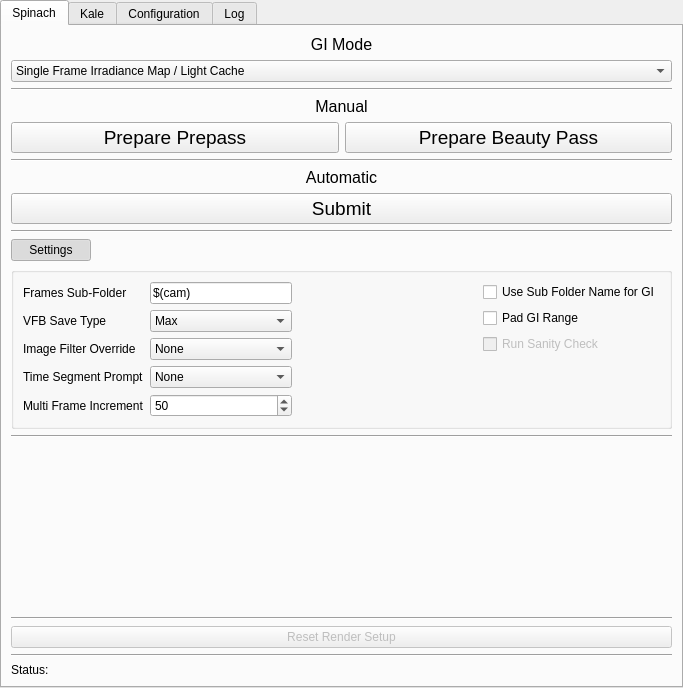
Above: renderFarmingMainWidget.ui from stephensmitchell-forks/renderFarming before the change. Below: the same form after it.
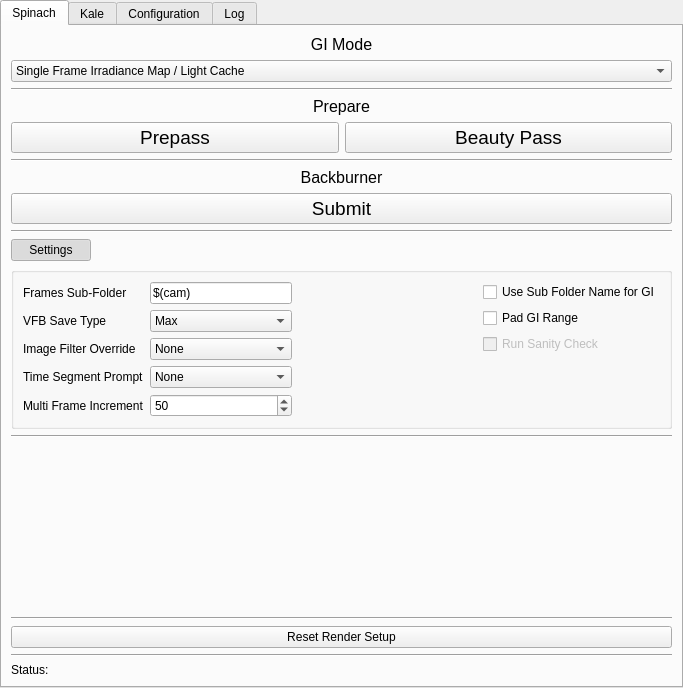
That is the form after the change.

Commit message: Implemented Reset Button Added more checks to Kale

Patch:
```diff
--- a/renderFarmingMainWidget.ui
+++ b/renderFarmingMainWidget.ui
@@ -114,7 +114,7 @@
        </font>
       </property>
       <property name="text">
-       <string>Manual</string>
+       <string>Prepare</string>
       </property>
       <property name="alignment">
        <set>Qt::AlignCenter</set>
@@ -140,7 +140,7 @@
          <string>&lt;html&gt;&lt;head/&gt;&lt;body&gt;&lt;p&gt;Re-configures the render settings to be able to pre-calculate Global Illumination&lt;/p&gt;&lt;/body&gt;&lt;/html&gt;</string>
         </property>
         <property name="text">
-         <string>Prepare Prepass</string>
+         <string>Prepass</string>
         </property>
         <property name="checkable">
          <bool>false</bool>
@@ -173,7 +173,7 @@
          <string>&lt;html&gt;&lt;head/&gt;&lt;body&gt;&lt;p&gt;Re-configures the render settings to send final image renders&lt;/p&gt;&lt;/body&gt;&lt;/html&gt;</string>
         </property>
         <property name="text">
-         <string>Prepare Beauty Pass</string>
+         <string>Beauty Pass</string>
         </property>
        </widget>
       </item>
@@ -194,7 +194,7 @@
        </font>
       </property>
       <property name="text">
-       <string>Automatic</string>
+       <string>Backburner</string>
       </property>
       <property name="alignment">
        <set>Qt::AlignCenter</set>
@@ -629,7 +629,7 @@
     <item>
      <widget class="QPushButton" name="sp_reset_btn">
       <property name="enabled">
-       <bool>false</bool>
+       <bool>true</bool>
       </property>
       <property name="toolTip">
        <string>&lt;html&gt;&lt;head/&gt;&lt;body&gt;&lt;p&gt;Resets V-Ray to it's default settings&lt;/p&gt;&lt;/body&gt;&lt;/html&gt;</string>
```
Left out of the diff: 10 changed lines with no effect on the pictures. The commit also changes 6 other files.
